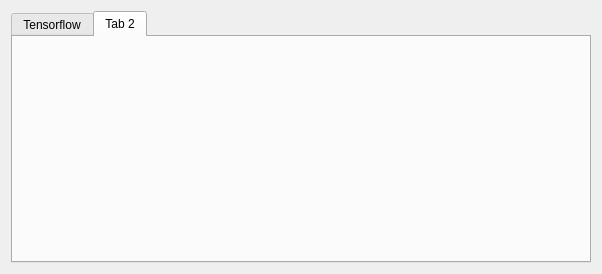
The window that andenet/gui/annotator_dialog.ui (persts/BBoxEE) describes before a commit, drawn with Qt 5.
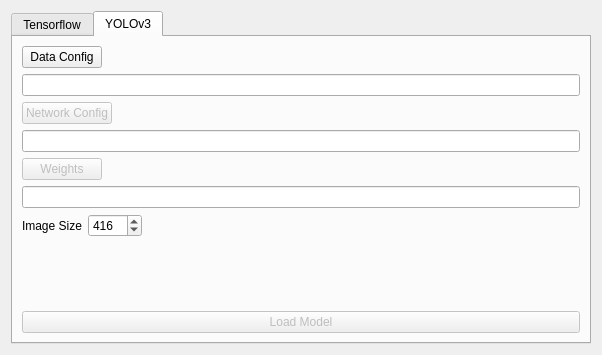
The same window after the commit. The open tabs and pages were chosen to show the change.

Commit message: Added support for Torch and YOLOv3 models

The edit to the form file:
```diff
--- a/andenet/gui/annotator_dialog.ui
+++ b/andenet/gui/annotator_dialog.ui
@@ -10,7 +10,7 @@
     <x>0</x>
     <y>0</y>
     <width>602</width>
-    <height>274</height>
+    <height>355</height>
    </rect>
   </property>
   <property name="windowTitle">
@@ -62,8 +62,157 @@
      </widget>
      <widget class="QWidget" name="tab_2">
       <attribute name="title">
-       <string>Tab 2</string>
+       <string>YOLOv3</string>
       </attribute>
+      <layout class="QVBoxLayout" name="verticalLayout_3">
+       <item>
+        <layout class="QHBoxLayout" name="horizontalLayout">
+         <item>
+          <widget class="QPushButton" name="pushButtonDataConfig">
+           <property name="text">
+            <string>Data Config</string>
+           </property>
+          </widget>
+         </item>
+         <item>
+          <spacer name="horizontalSpacer">
+           <property name="orientation">
+            <enum>Qt::Horizontal</enum>
+           </property>
+           <property name="sizeHint" stdset="0">
+            <size>
+             <width>40</width>
+             <height>20</height>
+            </size>
+           </property>
+          </spacer>
+         </item>
+        </layout>
+       </item>
+       <item>
+        <widget class="QLineEdit" name="lineEditDataConfig"/>
+       </item>
+       <item>
+        <layout class="QHBoxLayout" name="horizontalLayout_2">
+         <item>
+          <widget class="QPushButton" name="pushButtonNetworkConfig">
+           <property name="enabled">
+            <bool>false</bool>
+           </property>
+           <property name="text">
+            <string>Network Config</string>
+           </property>
+          </widget>
+         </item>
+         <item>
+          <spacer name="horizontalSpacer_2">
+           <property name="orientation">
+            <enum>Qt::Horizontal</enum>
+           </property>
+           <property name="sizeHint" stdset="0">
+            <size>
+             <width>40</width>
+             <height>20</height>
+            </size>
+           </property>
+          </spacer>
+         </item>
+        </layout>
+       </item>
+       <item>
+        <widget class="QLineEdit" name="lineEditNetworkConfig"/>
+       </item>
+       <item>
+        <layout class="QHBoxLayout" name="horizontalLayout_3">
+         <item>
+          <widget class="QPushButton" name="pushButtonWeights">
+           <property name="enabled">
+            <bool>false</bool>
+           </property>
+           <property name="text">
+            <string>Weights</string>
+           </property>
+          </widget>
+         </item>
+         <item>
+          <spacer name="horizontalSpacer_3">
+           <property name="orientation">
+            <enum>Qt::Horizontal</enum>
+           </property>
+           <property name="sizeHint" stdset="0">
+            <size>
+             <width>40</width>
+             <height>20</height>
+            </size>
+           </property>
+          </spacer>
+         </item>
+        </layout>
+       </item>
+       <item>
+        <widget class="QLineEdit" name="lineEditWeights"/>
+       </item>
+       <item>
+        <layout class="QHBoxLayout" name="horizontalLayout_4">
+         <item>
+          <widget class="QLabel" name="label">
+           <property name="text">
+            <string>Image Size</string>
+           </property>
+          </widget>
+         </item>
+         <item>
+          <widget class="QSpinBox" name="spinBoxImageSize">
+           <property name="minimum">
+            <number>1</number>
+           </property>
+           <property name="maximum">
+            <number>1024</number>
+           </property>
+           <property name="value">
+            <number>416</number>
+           </property>
+          </widget>
+         </item>
+         <item>
+          <spacer name="horizontalSpacer_4">
+           <property name="orientation">
+            <enum>Qt::Horizontal</enum>
+           </property>
+           <property name="sizeHint" stdset="0">
+            <size>
+             <width>40</width>
+             <height>20</height>
+            </size>
+           </property>
+          </spacer>
+         </item>
+        </layout>
+       </item>
+       <item>
+        <spacer name="verticalSpacer_2">
+         <property name="orientation">
+          <enum>Qt::Vertical</enum>
+         </property>
+         <property name="sizeHint" stdset="0">
+          <size>
+           <width>20</width>
+           <height>23</height>
+          </size>
+         </property>
+        </spacer>
+       </item>
+       <item>
+        <widget class="QPushButton" name="pushButtonYolo">
+         <property name="enabled">
+          <bool>false</bool>
+         </property>
+         <property name="text">
+          <string>Load Model</string>
+         </property>
+        </widget>
+       </item>
+      </layout>
      </widget>
     </widget>
    </item>
```
Left out of the diff: 7 changed lines with no effect on the pictures. The commit also changes 6 other files.
